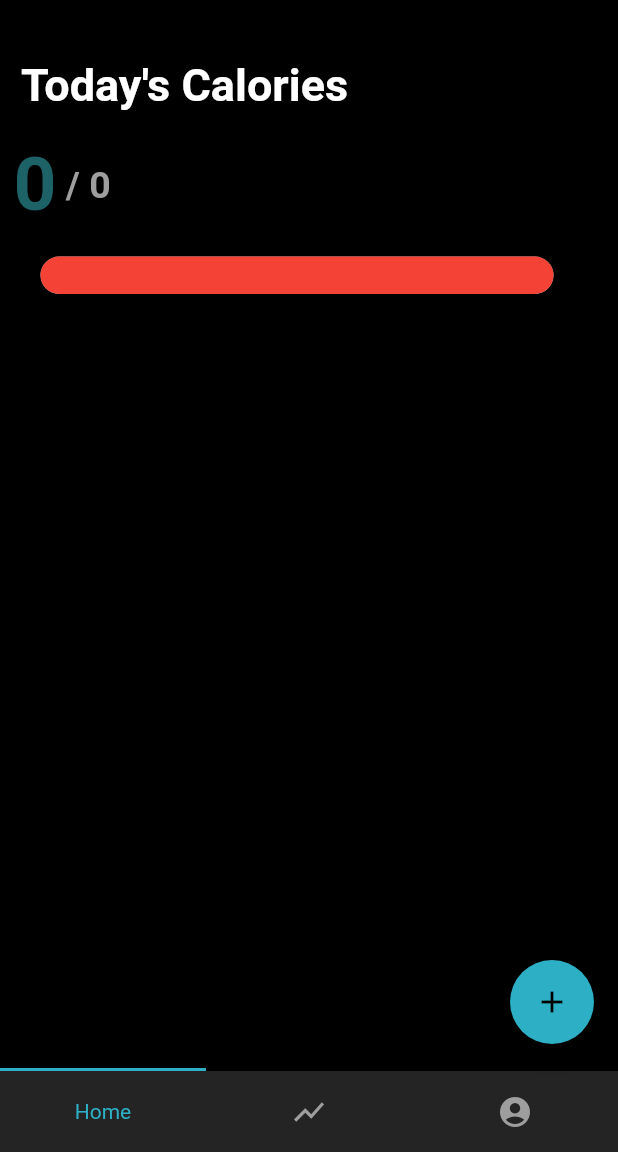
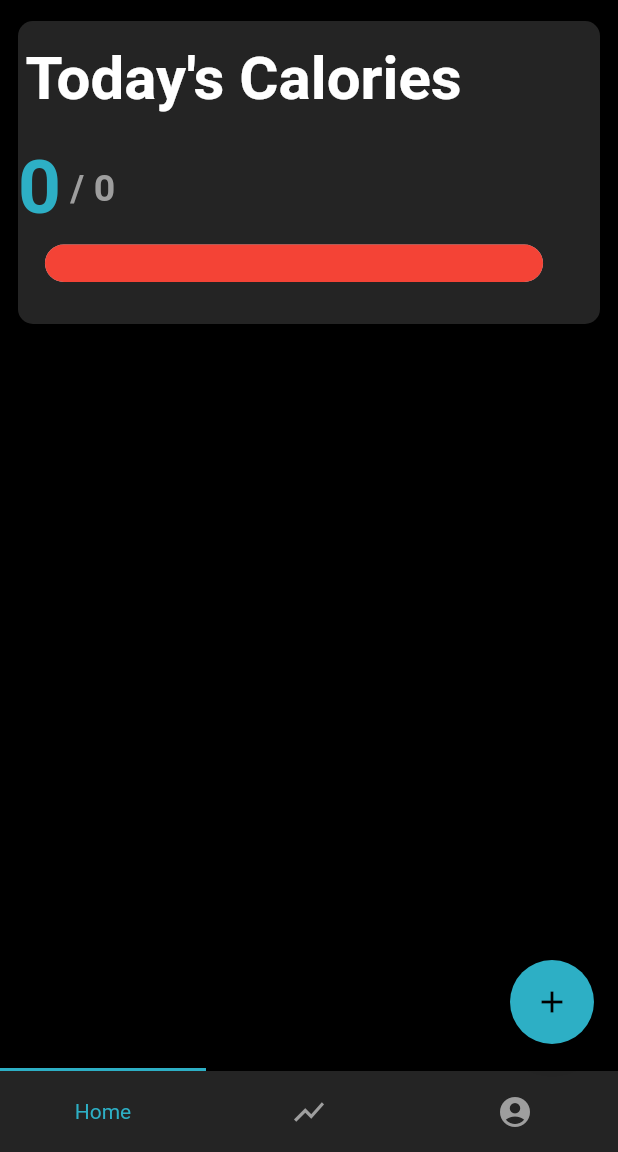
Before and after one commit to RamyF/CalorieCounter, a Flutter app: the screen it shows once a user with an empty profile is signed in, on a phone screen of 412 x 824 dp, the part 84-1236 px from its top. Run offline on Flutter 3.47's test engine with Material 2 defaults, Android fonts, the phone set to English and light mode, and no system bars; drawn by our look-alikes of percent_indicator, titled_navigation_bar; our stand-ins replace cloud_firestore, firebase_auth; accounts and stored records are empty; network calls fail.

Commit message:
change theming colors

```diff
--- a/lib/main.dart
+++ b/lib/main.dart
@@ -38,6 +38,7 @@ class MyApp extends StatelessWidget {
       child: MaterialApp(
         theme: ThemeData(
           primaryColor: Color(0xFF2DAFC5),
+          cardColor: Color(0xFF242424)
         ),
         debugShowCheckedModeBanner: false,
         title: "Calorie Counter",
--- a/lib/screens/overview_screen.dart
+++ b/lib/screens/overview_screen.dart
@@ -11,15 +11,14 @@ class OverviewScreen extends StatefulWidget {
 }
 
 class _OverviewScreenState extends State<OverviewScreen> {
-  final Color cardColor = Color(0xFF00315F);
   Widget buildCalCard(User user) {
     return Container(
-      height: 200.0,
+      height: 210.0,
+      margin: EdgeInsets.only(left: 8.0, right: 8.0),
       child: Card(
         shape: RoundedRectangleBorder(
           borderRadius: BorderRadius.circular(10.0),
         ),
-        color: Colors.black,
         child: Column(
           children: <Widget>[
             Row(
@@ -30,7 +29,7 @@ class _OverviewScreenState extends State<OverviewScreen> {
                   child: Text(
                     'Today\'s Calories',
                     style: TextStyle(
-                      fontSize: 30.0,
+                      fontSize: 40.0,
                       fontWeight: FontWeight.bold,
                       color: Colors.white,
                     ),
@@ -53,7 +52,7 @@ class _OverviewScreenState extends State<OverviewScreen> {
                         style: TextStyle(
                             fontSize: 50.0,
                             fontWeight: FontWeight.bold,
-                            color: Color(0xFF1C6267)),
+                            color:Theme.of(context).primaryColor),
                       ),
                 Text(
                   ' / ${user.calGoal}',
@@ -64,15 +63,12 @@ class _OverviewScreenState extends State<OverviewScreen> {
                 ),
               ],
             ),
-            SizedBox(
-              height: 10.0,
-            ),
             Row(
               children: <Widget>[
                 Padding(
                   padding: const EdgeInsets.all(8.0),
                   child: LinearPercentIndicator(
-                    width: MediaQuery.of(context).size.width - 50,
+                    width: MediaQuery.of(context).size.width - 60,
                     animation: true,
                     lineHeight: 25.0,
                     animationDuration: 1250,
@@ -81,7 +77,7 @@ class _OverviewScreenState extends State<OverviewScreen> {
                         : (user.currentCals / user.calGoal),
                     linearStrokeCap: LinearStrokeCap.roundAll,
                     progressColor: ((user.currentCals / user.calGoal) <= 1.0)
-                        ? Color(0xFF1C6267)
+                        ? Theme.of(context).primaryColor
                         : Colors.red,
                   ),
                 ),
@@ -99,19 +95,19 @@ class _OverviewScreenState extends State<OverviewScreen> {
 
     return Scaffold(
       backgroundColor: Colors.black,
-      body: Column(
+      body: SingleChildScrollView(
+              child: Column(
           children: <Widget>[
             Padding(
-            padding: const EdgeInsets.only(top: 20.0, left: 5.0, right: 5.0),
+              padding: const EdgeInsets.only(top: 10.0),
               child: buildCalCard(user),
             ),
             Padding(
-            padding: const EdgeInsets.only(top: 10, left: 5.0, right: 5.0),
-            child: Card(
-              color: cardColor,
-            ),
+              padding: const EdgeInsets.only(top: 20.0, left: 5.0, right: 5.0),
+              child: Text('TODO')
             ),
           ],
+        ),
       ),
     );
   }
--- a/pubspec.yaml
+++ b/pubspec.yaml
@@ -19,7 +19,7 @@ environment:
 dependencies:
   flutter:
     sdk: flutter
-  charts_flutter: ^0.8.1
+  syncfusion_flutter_charts: ^17.4.46
   firebase_core: ^0.4.3+1
   firebase_analytics: ^5.0.9
   firebase_auth: ^0.15.3
```
Also changed, not shown: lib/widgets/homeView_widgets/calories_card.dart (deleted, +0 -101 lines), lib/widgets/homeView_widgets/pie_chart.dart (deleted, +0 -72 lines), pubspec.lock, 1 other file. Lines whose indentation alone changed are shown as unchanged.
